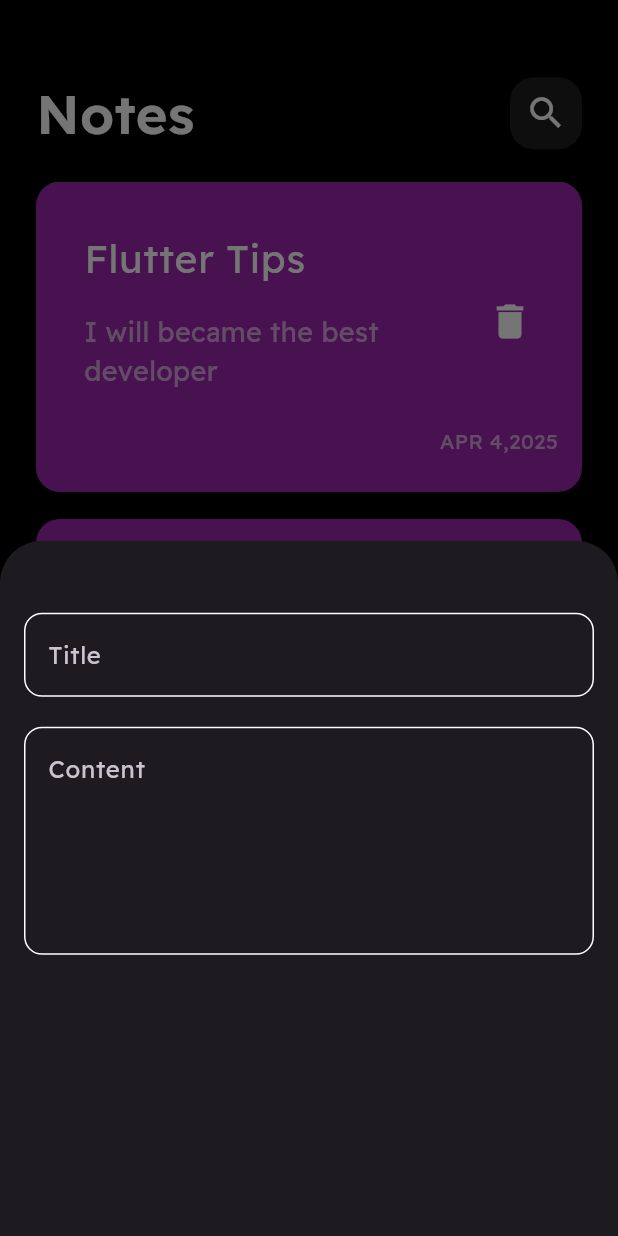
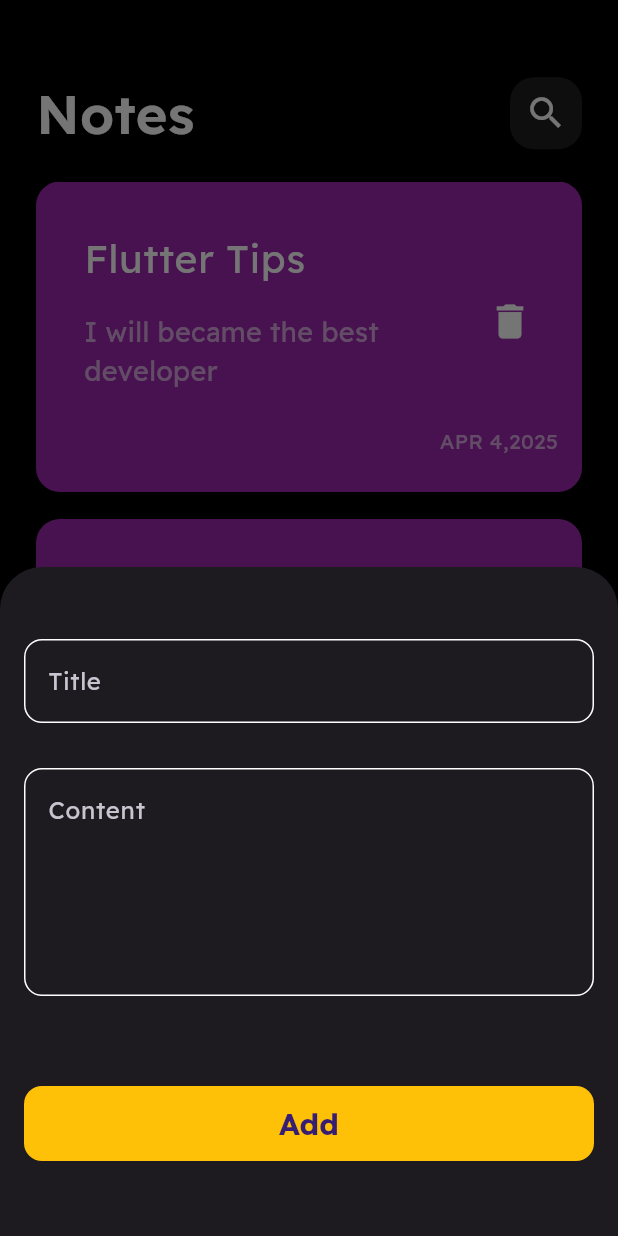
Before and after one commit to MahmooudHesham/notes_app, a Flutter app: the screen it shows after launch, after a tap on the "add" icon, on a phone screen of 412 x 824 dp. Run offline on Flutter 3.47's test engine with Material 3 defaults, Android fonts, the phone set to English and light mode, and no system bars.

Commit message:
finish notes bottom sheet

```diff
--- a/lib/widgets/add_note_bottomsheet.dart
+++ b/lib/widgets/add_note_bottomsheet.dart
@@ -1,5 +1,6 @@
 import 'package:flutter/material.dart';
-import 'package:notes_app/widgets/cutsom_textField.dart';
+import 'package:notes_app/widgets/custom_button.dart';
+import 'package:notes_app/widgets/cutsom_text_field.dart';
 
 class AddNoteBottomSheet extends StatelessWidget {
   const AddNoteBottomSheet({super.key});
@@ -8,13 +9,18 @@ class AddNoteBottomSheet extends StatelessWidget {
   Widget build(BuildContext context) {
     return Padding(
       padding: const EdgeInsets.symmetric(horizontal: 16),
+      child: SingleChildScrollView(
         child: Column(
           children: [
             const SizedBox(height: 48),
             CutsomTextfield(hint: 'Title'),
-          const SizedBox(height: 20),
+            const SizedBox(height: 30),
             CutsomTextfield(hint: 'Content', maxLines: 5),
+            const SizedBox(height: 60),
+            CustomButton(),
+            const SizedBox(height: 50),
           ],
+        ),
       ),
     );
   }
--- /dev/null
+++ b/lib/widgets/custom_button.dart
@@ -0,0 +1,27 @@
+import 'package:flutter/material.dart';
+import 'package:notes_app/constants.dart';
+
+class CustomButton extends StatelessWidget {
+  const CustomButton({super.key});
+
+  @override
+  Widget build(BuildContext context) {
+    return SizedBox(
+      width: double.infinity,
+      height: 50,
+      child: FilledButton(
+        onPressed: () {},
+        style: FilledButton.styleFrom(
+          backgroundColor: kPrimaryColour,
+          shape: RoundedRectangleBorder(
+            borderRadius: BorderRadius.circular(12),
+          ),
+        ),
+        child: Text(
+          "Add",
+          style: TextStyle(fontSize: 20, fontWeight: FontWeight.bold),
+        ),
+      ),
+    );
+  }
+}
--- a/lib/widgets/notes_view_body.dart
+++ b/lib/widgets/notes_view_body.dart
@@ -1,5 +1,5 @@
 import 'package:flutter/material.dart';
-import 'package:notes_app/widgets/custom_appBar.dart';
+import 'package:notes_app/widgets/custom_app_bar.dart';
 import 'package:notes_app/widgets/notes_listview.dart';
 
 class NotesViewBody extends StatelessWidget {
```
Also changed, not shown: lib/widgets/custom_app_bar.dart (renamed from lib/widgets/custom_appBar.dart), lib/widgets/cutsom_text_field.dart (renamed from lib/widgets/cutsom_textField.dart). Lines whose indentation alone changed are shown as unchanged.
